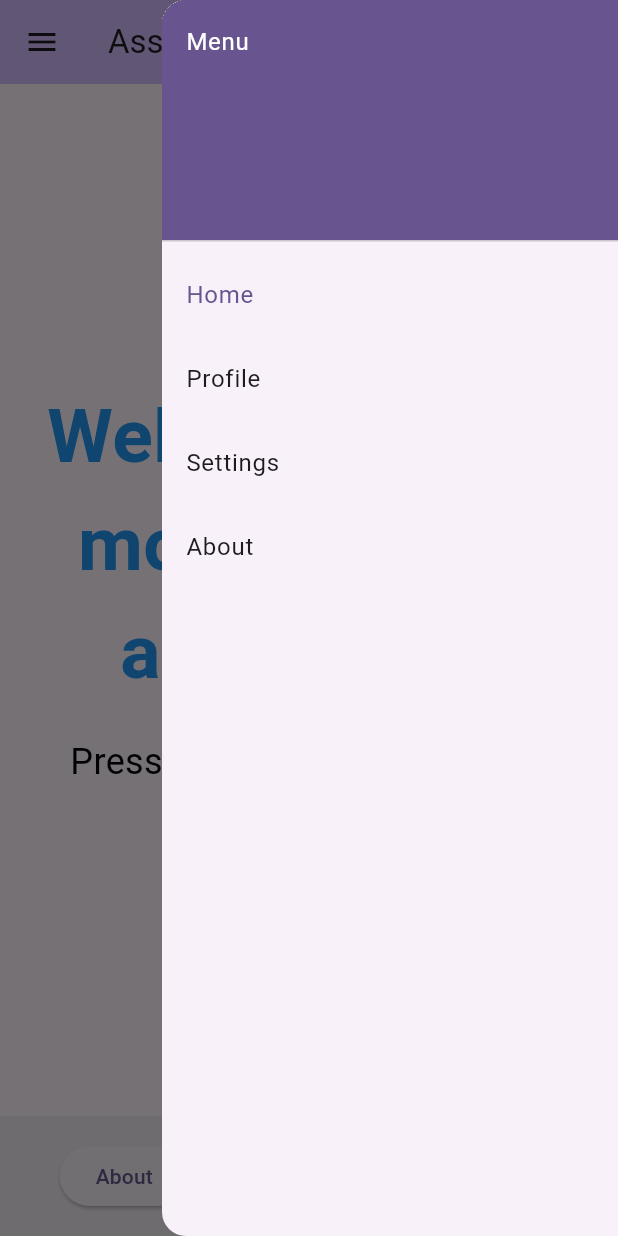
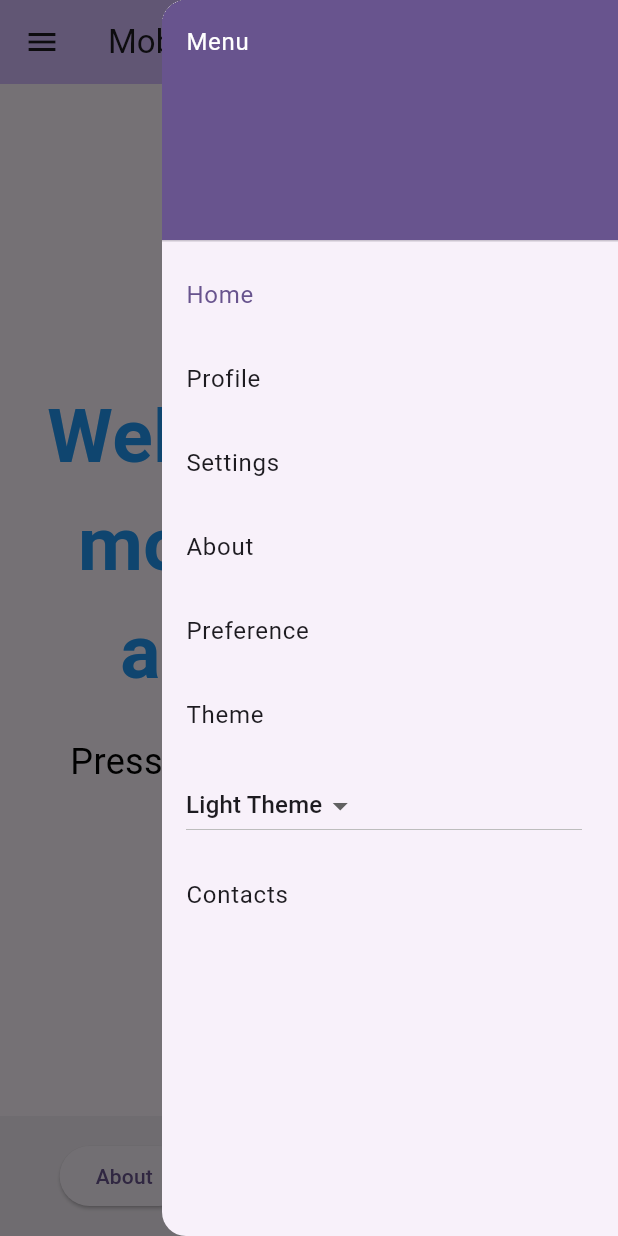
Before and after one commit to Umwe/Kwizera-Africa-Flutter-Mobile-Application, a Flutter app: the screen it shows after launch, with the side drawer open, on a phone screen of 412 x 824 dp. Run offline on Flutter 3.47's test engine with Material 3 defaults, Android fonts, the light colour scheme and no system bars.

Commit message:
pref-cont

```diff
--- a/lib/drawer_widget.dart
+++ b/lib/drawer_widget.dart
@@ -1,5 +1,6 @@
 // drawer_widget.dart
 import 'package:flutter/material.dart';
+import 'ThemeChanger.dart';
 
 class DrawerWidget extends StatelessWidget {
   @override
@@ -53,6 +54,60 @@ class DrawerWidget extends StatelessWidget {
               Navigator.pushNamed(context, '/about');
             },
           ),
+
+          // New elements
+          ListTile(
+            title: Text('Preference'),
+            selected: ModalRoute.of(context)?.settings.name == '/preference',
+            onTap: () {
+              Navigator.pop(context);
+              Navigator.pushNamed(context, '/preference');
+            },
+          ),
+
+          // Dropdown for theme selection
+          ListTile(
+            title: Text('Theme'),
+            selected: ModalRoute.of(context)?.settings.name == '/theme',
+            onTap: () {
+              Navigator.pop(context);
+              Navigator.pushNamed(context, '/theme');
+            },
+          ),
+
+          // Dropdown menu for theme selection
+          ListTile(
+            title: DropdownButton<String>(
+              value: Theme.of(context).brightness == Brightness.dark
+                  ? 'Dark Theme'
+                  : 'Light Theme',
+              onChanged: (String? newValue) {
+                if (newValue == 'Dark Theme') {
+                  // Set dark theme
+                  ThemeChanger.setTheme(context, ThemeChanger.darkTheme());
+                } else {
+                  // Set light theme
+                  ThemeChanger.setTheme(context, ThemeChanger.lightTheme());
+                }
+              },
+              items: <String>['Dark Theme', 'Light Theme']
+                  .map<DropdownMenuItem<String>>((String value) {
+                return DropdownMenuItem<String>(
+                  value: value,
+                  child: Text(value),
+                );
+              }).toList(),
+            ),
+          ),
+
+          ListTile(
+            title: Text('Contacts'),
+            selected: ModalRoute.of(context)?.settings.name == '/contacts',
+            onTap: () {
+              Navigator.pop(context);
+              Navigator.pushNamed(context, '/contacts');
+            },
+          ),
         ],
       ),
     );
--- a/lib/main.dart
+++ b/lib/main.dart
@@ -5,14 +5,14 @@ import 'profile_page.dart'; // Import the Dart file for the ProfilePage
 import 'settings_page.dart'; // Import the Dart file for the ProfilePage
 import 'drawer_widget.dart';
 import 'calculator_page.dart'; // Import the calculator page
-
+import 'ThemeChanger.dart'; // Import the ThemeChanger class
 
 void main() {
-  runApp(const MyApp());
+  runApp(MyApp());
 }
 
 class MyApp extends StatelessWidget {
-  const MyApp({super.key});
+  final ThemeChanger themeChanger = ThemeChanger();
 
   @override
   Widget build(BuildContext context) {
@@ -22,26 +22,27 @@ class MyApp extends StatelessWidget {
         colorScheme: ColorScheme.fromSeed(seedColor: Colors.deepPurple),
         useMaterial3: true,
       ),
-      home: const MyHomePage(title: 'Assignment 2 App '),
+      home: MyHomePage(title: 'Mobile Application', themeChanger: themeChanger),
       routes: {
         '/about': (context) => AboutPage(),
         '/profile': (context) => ProfilePage(),
         '/settings': (context) => SettingsPage(),
-        '/calculator': (context) => CalculatorPage(), // Add the calculator route
+        '/calculator': (context) => CalculatorPage(),
       },
     );
   }
 }
 
 class MyHomePage extends StatefulWidget {
-  const MyHomePage({super.key, required this.title});
+  final String title;
+  final ThemeChanger themeChanger;
 
-  final String title;
+  const MyHomePage({Key? key, required this.title, required this.themeChanger})
+      : super(key: key);
 
   @override
   State<MyHomePage> createState() => _MyHomePageState();
 }
-
 class _MyHomePageState extends State<MyHomePage> {
   void _openDrawer(BuildContext context) {
     Scaffold.of(context).openEndDrawer();
```
